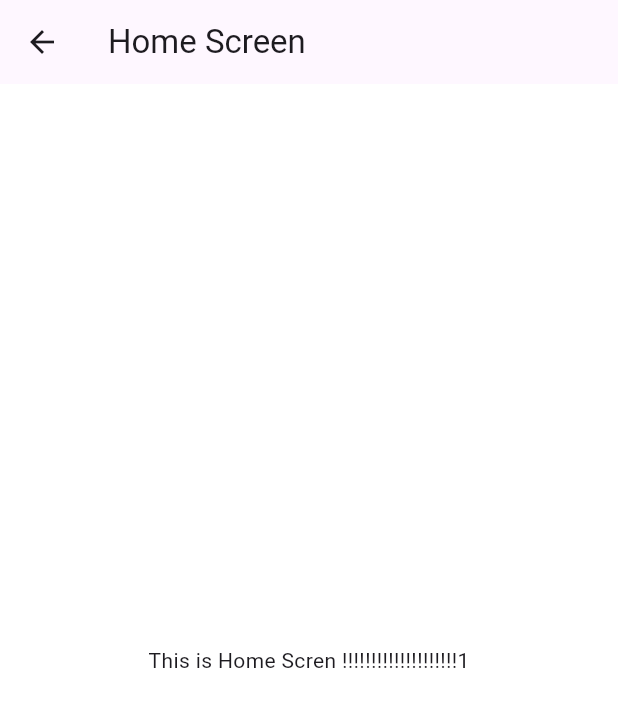
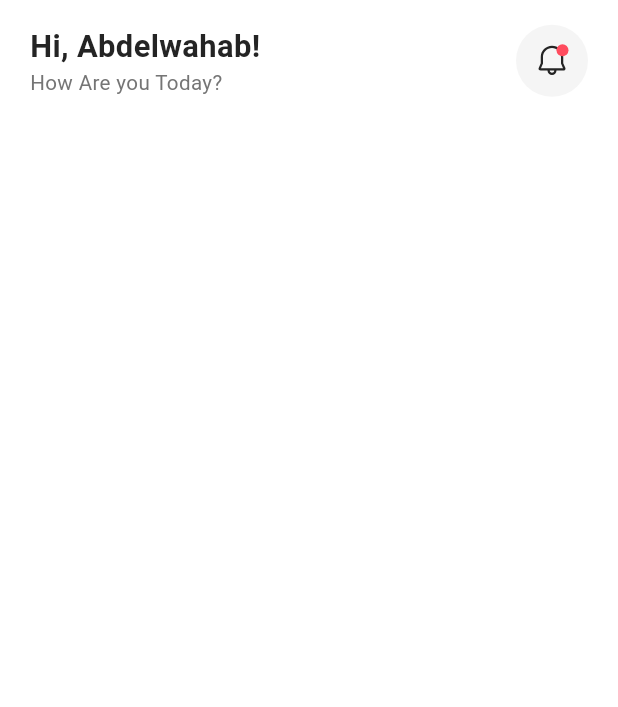
Before and after one commit to abdelwahab-emad/flutter_advanced, a Flutter app: the HomeScreen screen opened directly, on a phone screen of 412 x 824 dp. Shown: the top 707 px of the screen. Run offline on Flutter 3.47's test engine with Material 3 defaults, Android fonts, the light colour scheme and no system bars; our stand-ins replace dio, firebase_core, flutter_bloc, flutter_screenutil, flutter_svg, freezed_annotation and 3 more; accounts and stored records are empty; generated files the repository leaves out were written again.

Commit message:
- added home top bar design - added color & textstyle - added notifcations to svg file

```diff
--- a/lib/core/routing/app_router.dart
+++ b/lib/core/routing/app_router.dart
@@ -1,6 +1,7 @@
 import 'package:flutter/material.dart';
 import 'package:flutter_bloc/flutter_bloc.dart';
 import 'package:flutter_complete_project/core/routing/routes.dart';
+import 'package:flutter_complete_project/features/home/ui/home_screen.dart';
 
 import 'package:flutter_complete_project/features/login/logic/cubit/login_cubit.dart';
 import 'package:flutter_complete_project/features/login/ui/login_screen.dart';
@@ -31,7 +32,8 @@ class AppRouter {
             child: const SignupScreen(),
           ),
         );
-
+      case Routes.homeScreen:
+        return MaterialPageRoute(builder: (_) => HomeScreen());
       default:
         return null;
     }
--- a/lib/core/theming/colors.dart
+++ b/lib/core/theming/colors.dart
@@ -7,4 +7,5 @@ class ColorsManager {
   static const Color lightGray = Color(0xFFC2C2C2);
   static const Color lighterGray = Color(0xFFEDEDED);
   static const Color moreLightGray = Color(0xFFFDFDFF);
+  static const Color moreLighterGray = Color(0xFFF5F5F5);
 }
--- a/lib/doc_app.dart
+++ b/lib/doc_app.dart
@@ -21,7 +21,7 @@ class DocApp extends StatelessWidget {
           scaffoldBackgroundColor: Colors.white,
         ),
         debugShowCheckedModeBanner: false,
-        initialRoute: Routes.onBoardingScreen,
+        initialRoute: Routes.homeScreen,
         onGenerateRoute: appRouter.generateRoute,
       ),
     );
--- a/lib/features/home/ui/home_screen.dart
+++ b/lib/features/home/ui/home_screen.dart
@@ -1,4 +1,5 @@
 import 'package:flutter/material.dart';
+import 'package:flutter_complete_project/features/home/ui/widgets/home_top_bar.dart';
 
 class HomeScreen extends StatelessWidget {
   const HomeScreen({super.key});
@@ -6,8 +7,17 @@ class HomeScreen extends StatelessWidget {
   @override
   Widget build(BuildContext context) {
     return Scaffold(
-      appBar: AppBar(title: Text('Home Screen')),
-      body: Center(child: Text('This is Home Scren !!!!!!!!!!!!!!!!!!!!1')),
+      backgroundColor: Colors.white,
+      body: SafeArea(child: Container(
+        color: Colors.white,
+        width: double.infinity,
+        margin: EdgeInsets.fromLTRB(20.0, 16.0, 20.0, 28),
+        child: Column(
+          crossAxisAlignment: CrossAxisAlignment.start,
+          children: [
+            const HomeTopBar(),
+          ],
+        ))),
     );
   }
 }
--- /dev/null
+++ b/lib/features/home/ui/widgets/home_top_bar.dart
@@ -0,0 +1,29 @@
+import 'package:flutter/material.dart';
+import 'package:flutter_complete_project/core/theming/colors.dart';
+import 'package:flutter_complete_project/core/theming/styles.dart';
+import 'package:flutter_svg/svg.dart';
+
+class HomeTopBar extends StatelessWidget {
+  const HomeTopBar({super.key});
+
+  @override
+  Widget build(BuildContext context) {
+    return Row(
+      children: [
+        Column(
+          crossAxisAlignment: CrossAxisAlignment.start,
+          children: [
+            Text('Hi, Abdelwahab!', style: TextStyles.font18DarkBlueBold),
+            Text('How Are you Today?', style: TextStyles.font12GrayRegular),
+          ],
+        ),
+        Spacer(),
+        CircleAvatar(
+          radius: 24,
+          backgroundColor: ColorsManager.moreLighterGray,
+          child: SvgPicture.asset('assets/svgs/notifications.svg'),
+        ),
+      ],
+    );
+  }
+}
--- /dev/null
+++ b/lib/main.dart
@@ -0,0 +1,20 @@
+import 'package:flutter/material.dart';
+
+void main() {
+  runApp(const MainApp());
+}
+
+class MainApp extends StatelessWidget {
+  const MainApp({super.key});
+
+  @override
+  Widget build(BuildContext context) {
+    return const MaterialApp(
+      home: Scaffold(
+        body: Center(
+          child: Text('Hello World!'),
+        ),
+      ),
+    );
+  }
+}
--- a/pubspec.yaml
+++ b/pubspec.yaml
@@ -1,3 +1,4 @@
+
 name: flutter_complete_project
 description: "A new Flutter project."
 publish_to: 'none'
@@ -5,7 +6,7 @@ publish_to: 'none'
 version: 1.0.2+1
 
 environment:
-  sdk: ^3.11.3
+  sdk: '>=3.0.0 <4.0.0'
 
 dependencies:
   flutter:
```
Also changed, not shown: assets/svgs/notifications.svg (added), pubspec.lock, 5 other files.
